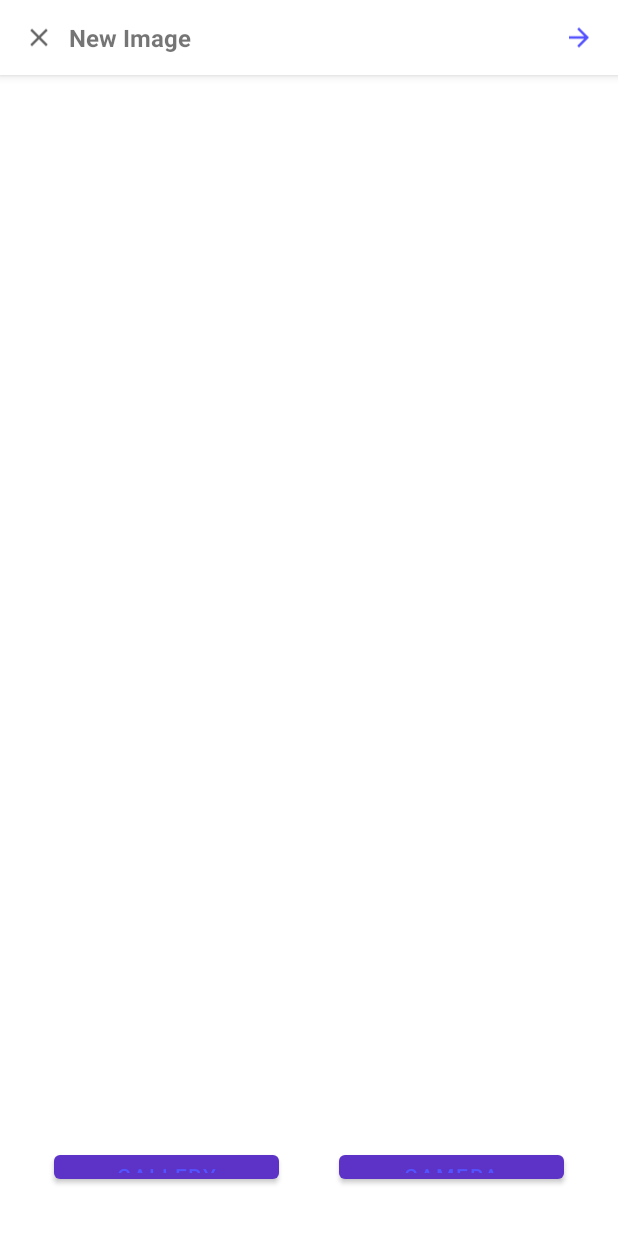
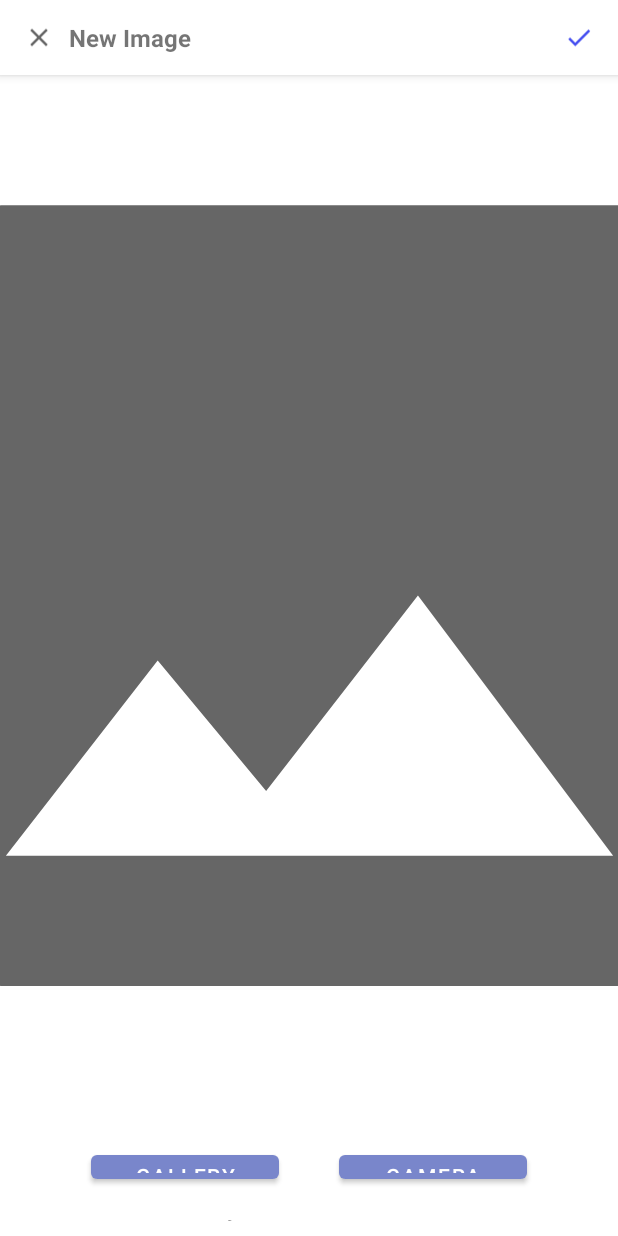
Before and after one commit to annakim93/ada-c14-capstone, an Android app: the AddImageActivity screen opened directly, with no data from a screen before it, on a phone screen of 412 x 824 dp. Run offline under Robolectric (Android 15) with nearby library versions, the phone set to English and light mode, and no system bars.

Commit message:
UI adjustments for add image activity; set up message edittext in view

```diff
--- /dev/null
+++ b/app/src/main/res/drawable/ic_baseline_image_24.xml
@@ -0,0 +1,10 @@
+<vector xmlns:android="http://schemas.android.com/apk/res/android"
+    android:width="24dp"
+    android:height="24dp"
+    android:viewportWidth="24"
+    android:viewportHeight="24"
+    android:tint="?attr/colorControlNormal">
+  <path
+      android:fillColor="@android:color/white"
+      android:pathData="M21,19V5c0,-1.1 -0.9,-2 -2,-2H5c-1.1,0 -2,0.9 -2,2v14c0,1.1 0.9,2 2,2h14c1.1,0 2,-0.9 2,-2zM8.5,13.5l2.5,3.01L14.5,12l4.5,6H5l3.5,-4.5z"/>
+</vector>
--- a/app/src/main/res/layout/activity_add_image.xml
+++ b/app/src/main/res/layout/activity_add_image.xml
@@ -52,7 +52,7 @@
                     android:layout_height="30dp"
                     android:layout_alignParentEnd="true"
                     android:layout_alignParentRight="true"
-                    android:src="@drawable/ic_baseline_arrow_forward_24"
+                    android:src="@drawable/ic_baseline_check_24"
                     app:tint="@color/blue" />
 
             </RelativeLayout>
@@ -77,7 +77,8 @@
                 android:id="@+id/selected_img"
                 android:layout_width="match_parent"
                 android:layout_height="match_parent"
-                android:scaleType="centerCrop" />
+                android:scaleType="centerCrop"
+                android:src="@drawable/ic_baseline_image_24"/>
 
         </RelativeLayout>
 
@@ -90,19 +91,21 @@
 
             <Button
                 android:id="@+id/gallery_btn"
-                android:layout_width="150dp"
+                android:layout_width="125dp"
                 android:layout_height="wrap_content"
                 android:layout_marginRight="20dp"
                 android:layout_marginEnd="20dp"
-                android:text="Gallery" />
+                android:text="@string/gallery_btn"
+                android:textColor="@android:color/white"/>
 
             <Button
                 android:id="@+id/camera_btn"
-                android:layout_width="150dp"
+                android:layout_width="125dp"
                 android:layout_height="wrap_content"
                 android:layout_marginLeft="20dp"
                 android:layout_marginStart="20dp"
-                android:text="Camera" />
+                android:text="@string/camera_btn"
+                android:textColor="@android:color/white" />
 
         </LinearLayout>
 
@@ -116,7 +119,11 @@
                 android:layout_width="match_parent"
                 android:layout_height="match_parent"
                 android:inputType="text"
-                android:hint="Your alert here" />
+                android:hint="@string/img_msg_hint"
+                android:layout_marginStart="20dp"
+                android:layout_marginLeft="20dp"
+                android:layout_marginRight="20dp"
+                android:layout_marginEnd="20dp"/>
 
         </LinearLayout>
 
--- a/app/src/main/res/values/colors.xml
+++ b/app/src/main/res/values/colors.xml
@@ -1,8 +1,8 @@
 <?xml version="1.0" encoding="utf-8"?>
 <resources>
-    <color name="color_primary">#5C32C7</color>
-    <color name="color_primary_dark">#5C32C7</color>
-    <color name="color_accent">#FF68A5</color>
+    <color name="color_primary">#7986cb</color>
+    <color name="color_primary_dark">#7986cb</color>
+    <color name="color_accent">#c1c5e5</color>
     <color name="black">#C2BDBF</color>
-    <color name="blue">#5552FF</color>
+    <color name="blue">#454ef0</color>
 </resources>
--- a/app/src/main/res/values/strings.xml
+++ b/app/src/main/res/values/strings.xml
@@ -5,7 +5,7 @@
     <string name="title_contacts">Contacts</string>
     <string name="hello_blank_fragment">Hello blank fragment</string>
     <string name="img_msg_hint">Alert to send to your trusted contacts</string>
-    <string name="add_img_bottom_tab_0">Gallery</string>
-    <string name="add_img_bottom_tab_1">Camera</string>
     <string name="new_image_activity_header">New Image</string>
+    <string name="gallery_btn">Gallery</string>
+    <string name="camera_btn">Camera</string>
 </resources>
```
